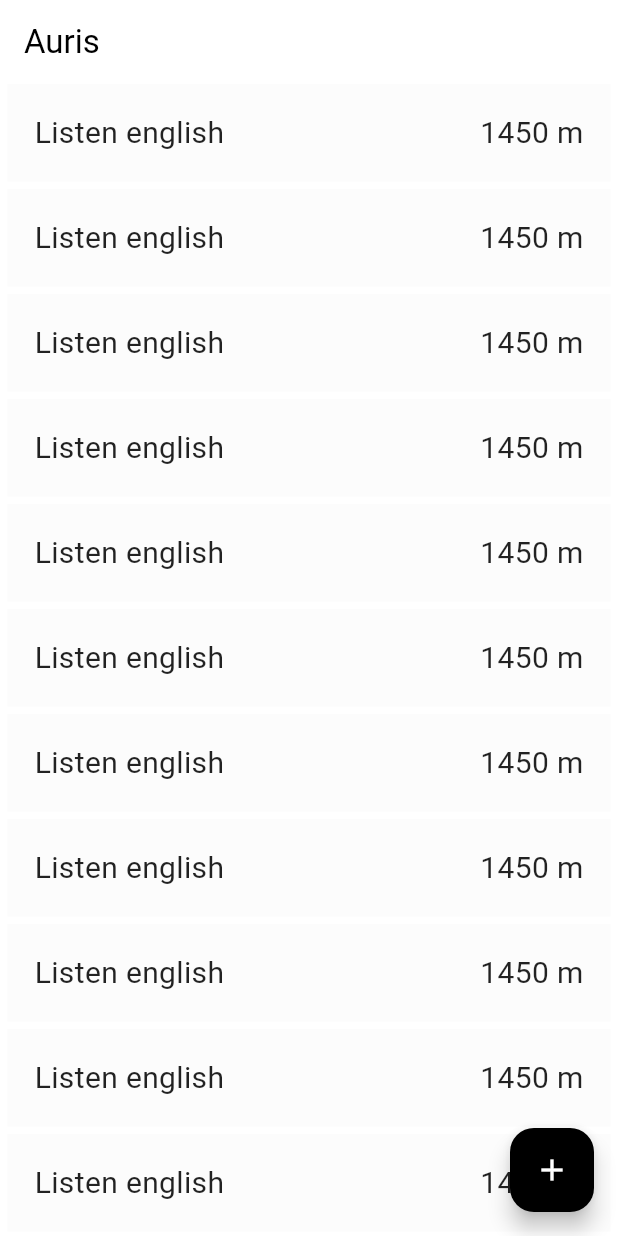
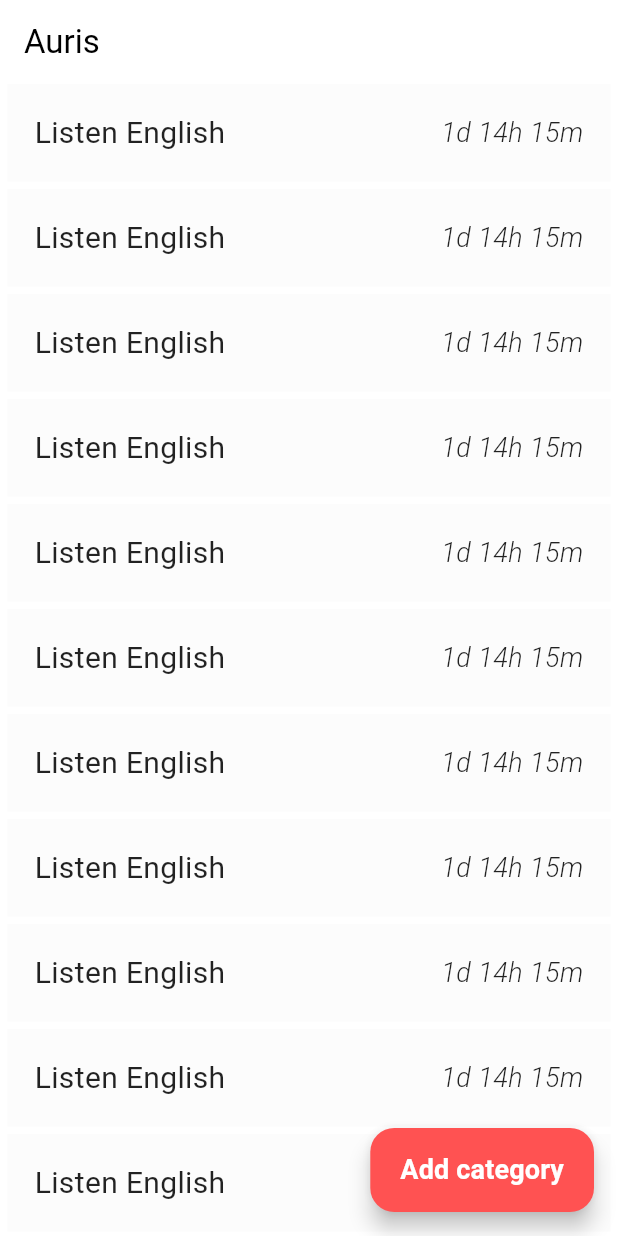
Before and after one commit to yertaykuanyshov/auris, a Flutter app: the screen it shows after launch, on a phone screen of 412 x 824 dp. Run offline on Flutter 3.47's test engine with Material 2 defaults, Android fonts, the phone set to English and light mode, and no system bars; our stand-ins replace flutter_heatmap_calendar, google_fonts; Roboto replaces fonts that are missing (Ubuntu).

Commit message:
Added category_view_page.dart Added heap map

```diff
--- a/lib/app.dart
+++ b/lib/app.dart
@@ -12,7 +12,7 @@ class App extends StatelessWidget {
         useMaterial3: true,
         textTheme: GoogleFonts.ubuntuTextTheme(),
         colorScheme: const ColorScheme.light(
-          primary: Colors.black,
+          primary: Colors.redAccent,
         ),
       ),
       home: const HomePage(),
--- a/lib/main.dart
+++ b/lib/main.dart
@@ -2,6 +2,4 @@ import 'package:flutter/material.dart';
 
 import 'app.dart';
 
-void main() {
-  runApp(const App());
-}
+void main() => runApp(const App());
--- a/lib/pages/home_page.dart
+++ b/lib/pages/home_page.dart
@@ -1,5 +1,6 @@
 import 'package:auris/extension.dart';
 import 'package:auris/pages/add_time_time.dart';
+import 'package:auris/pages/category_view_page.dart';
 import 'package:flutter/material.dart';
 
 class HomePage extends StatelessWidget {
@@ -13,7 +14,9 @@ class HomePage extends StatelessWidget {
       ),
       body: ListView.builder(
         itemBuilder: (_, idx) {
-          return Container(
+          return GestureDetector(
+            onTap: () => context.toPage(const CategoryViewPage()),
+            child: Container(
               padding: const EdgeInsets.all(18),
               color: Colors.black.withOpacity(0.01),
               margin: const EdgeInsets.only(
@@ -24,22 +27,33 @@ class HomePage extends StatelessWidget {
               child: const Row(
                 children: [
                   Text(
-                  "Listen english",
+                    "Listen English",
                     style: TextStyle(fontSize: 20),
                   ),
                   Expanded(child: SizedBox()),
                   Text(
-                  "1450 m",
-                  style: TextStyle(fontSize: 20),
+                    "1d 14h 15m",
+                    style: TextStyle(
+                      fontSize: 18,
+                      fontStyle: FontStyle.italic,
+                      fontWeight: FontWeight.w300,
+                    ),
                   ),
                 ],
+              ),
             ),
           );
         },
       ),
-      floatingActionButton: FloatingActionButton(
+      floatingActionButton: FloatingActionButton.extended(
         onPressed: () => context.toPage(const AddTimePage()),
-        child: const Icon(Icons.add),
+        label: const Text(
+          "Add category",
+          style: TextStyle(
+            fontSize: 18,
+            fontWeight: FontWeight.bold,
+          ),
+        ),
       ),
     );
   }
--- a/pubspec.yaml
+++ b/pubspec.yaml
@@ -12,6 +12,8 @@ dependencies:
   flutter:
     sdk: flutter
   google_fonts: ^6.1.0
+  font_awesome_flutter: ^10.5.0
+  flutter_heatmap_calendar: ^1.0.5
 
 dev_dependencies:
   flutter_test:
```
Also changed, not shown: lib/pages/add_time_time.dart (+0 -9 lines), lib/pages/category_view_page.dart (added, +28 -0 lines), pubspec.lock. Lines whose indentation alone changed are shown as unchanged.
